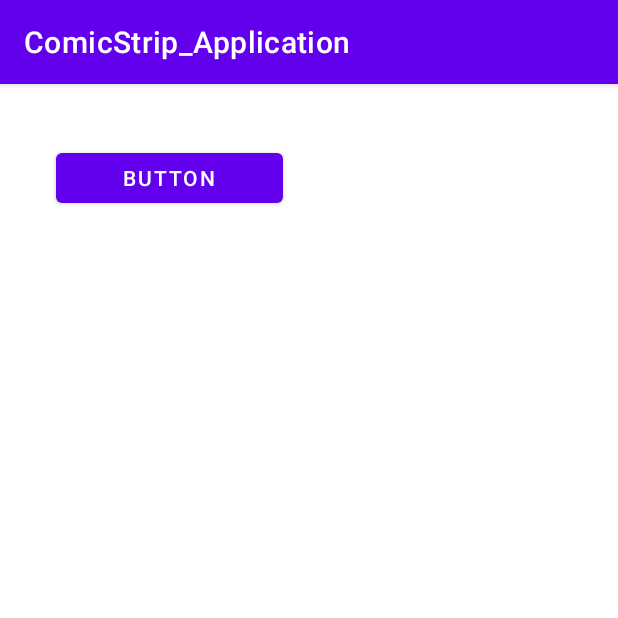
After one commit to stevoh30/ComicStrip_Application, an Android app: the Activity_Template2 screen opened directly, with no data from a screen before it, on a phone screen of 412 x 824 dp, the top half of it. The commit adds this screen. Run offline under Robolectric (Android 15) with nearby library versions, the phone set to English and light mode, and no system bars.

Commit message:
Added Dialog Functionality
Added dialog alertbox to prompt the user for text.
 This will generate user text for the comic. Also created touchListener for drag and drop functionality for the text.

```diff
--- a/app/src/main/java/com/example/comicstrip_application/Activity_SelectTemplate.java
+++ b/app/src/main/java/com/example/comicstrip_application/Activity_SelectTemplate.java
@@ -17,4 +17,9 @@ public class Activity_SelectTemplate extends AppCompatActivity {
         Intent template1Intent = new Intent(this, Activity_Template1.class);
         startActivity(template1Intent);
     }
+    public void OpenTemplate2(View v){
+        Intent template2Intent = new Intent(this, Activity_Template2.class);
+        startActivity(template2Intent);
+    }
+
 }
--- a/app/src/main/res/layout/activity__select_template.xml
+++ b/app/src/main/res/layout/activity__select_template.xml
@@ -24,6 +24,7 @@
         android:layout_width="255dp"
         android:layout_height="54dp"
         android:layout_marginBottom="20dp"
+        android:onClick="OpenTemplate2"
         android:text="@string/select_template_2"
         app:layout_constraintBottom_toTopOf="@+id/btnSelectTemp3"
         app:layout_constraintEnd_toEndOf="parent"
--- /dev/null
+++ b/app/src/main/res/layout/activity__template2.xml
@@ -0,0 +1,20 @@
+<?xml version="1.0" encoding="utf-8"?>
+<androidx.constraintlayout.widget.ConstraintLayout xmlns:android="http://schemas.android.com/apk/res/android"
+    xmlns:app="http://schemas.android.com/apk/res-auto"
+    xmlns:tools="http://schemas.android.com/tools"
+    android:layout_width="match_parent"
+    android:layout_height="match_parent"
+    tools:context=".Activity_Template2">
+
+    <Button
+        android:id="@+id/btnPractice"
+        android:layout_width="151dp"
+        android:layout_height="45dp"
+        android:text="Button"
+        app:layout_constraintBottom_toBottomOf="parent"
+        app:layout_constraintEnd_toEndOf="parent"
+        app:layout_constraintHorizontal_bias="0.142"
+        app:layout_constraintStart_toStartOf="parent"
+        app:layout_constraintTop_toTopOf="parent"
+        app:layout_constraintVertical_bias="0.055" />
+</androidx.constraintlayout.widget.ConstraintLayout>
```
Also changed, not shown: app/src/main/AndroidManifest.xml (+4 -5 lines), app/src/main/java/com/example/comicstrip_application/Activity_Template1.java (+76 -8 lines), app/src/main/java/com/example/comicstrip_application/Activity_Template2.java (added, +281 -0 lines).
